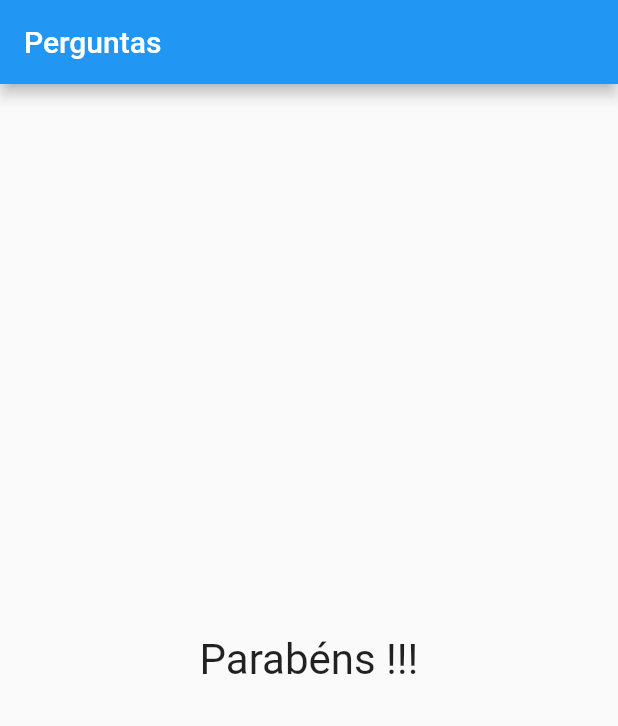
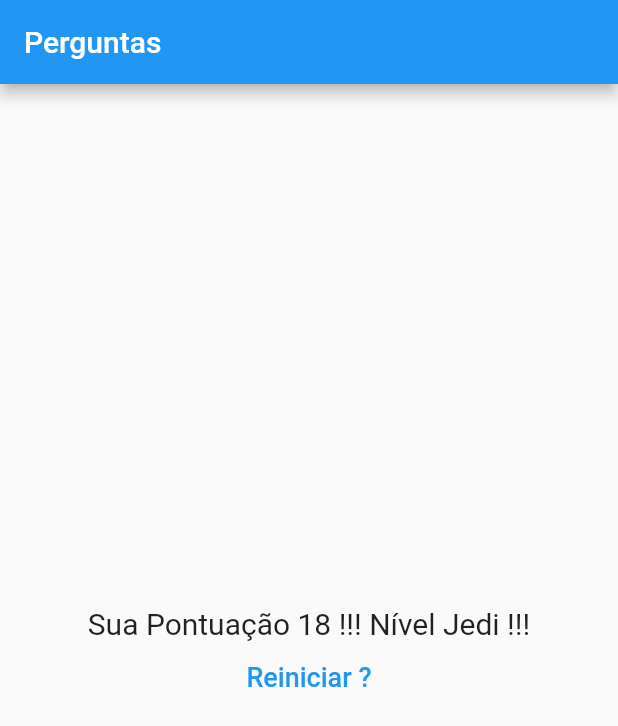
Before and after one commit to amedes-junior/projeto_perguntas, a Flutter app: the screen it shows after launch, after a tap on "Preto", after a tap on "Cobra", after a tap on "João", on a phone screen of 412 x 824 dp. Shown: the top 726 px of the screen. Run offline on Flutter 3.47's test engine with Material 2 defaults, Android fonts, the phone set to English and light mode, and no system bars.

```diff
--- a/lib/main.dart
+++ b/lib/main.dart
@@ -6,42 +6,53 @@ main() => runApp(PerguntaApp());
 
 class _PerguntaAppState extends State<PerguntaApp> {
   var _perguntaSelecionada = 0;
+  var _pontuacaoTotal = 0;
+
+  void _reiniciarQuestionario() {
+    setState(() {
+      _perguntaSelecionada = 0;
+      _pontuacaoTotal = 0;
+    });
+  }
+
   final _perguntas = const [
     {
       'texto': 'Qual é a sua cor favorita?',
       'respostas': [
-        {'texto': 'Preto', 'nota': 10},
-        {'texto': 'Vermelho', 'nota': 5},
-        {'texto': 'Verde', 'nota': 3},
-        {'texto': 'Branco', 'nota': 1},
+        {'texto': 'Preto', 'pontuacao': 10},
+        {'texto': 'Vermelho', 'pontuacao': 5},
+        {'texto': 'Verde', 'pontuacao': 3},
+        {'texto': 'Branco', 'pontuacao': 1},
       ],
     },
     {
       'texto': 'Qual é o seu animal favorito?',
       'respostas': [
-        {'texto': 'Coelho', 'nota': 10},
-        {'texto': 'Cobra', 'nota': 5},
-        {'texto': 'Elefante', 'nota': 3},
-        {'texto': 'Leão', 'nota': 1},
+        {'texto': 'Coelho', 'pontuacao': 10},
+        {'texto': 'Cobra', 'pontuacao': 5},
+        {'texto': 'Elefante', 'pontuacao': 3},
+        {'texto': 'Leão', 'pontuacao': 1},
       ],
     },
     {
       'texto': 'Qual é o seu instrutor favorito?',
       'respostas': [
-        {'texto': 'Leo', 'nota': 10},
-        {'texto': 'Maria', 'nota': 5},
-        {'texto': 'João', 'nota': 3},
-        {'texto': 'Pedro', 'nota': 1},
+        {'texto': 'Leo', 'pontuacao': 10},
+        {'texto': 'Maria', 'pontuacao': 5},
+        {'texto': 'João', 'pontuacao': 3},
+        {'texto': 'Pedro', 'pontuacao': 1},
       ],
     }
   ];
 
-  void _responder() {
+  void _responder(int pontuacao) {
     if (temPerguntaSelecionada) {
       setState(() {
         _perguntaSelecionada++;
+        _pontuacaoTotal += pontuacao;
       });
     }
+    print(_pontuacaoTotal);
   }
 
   bool get temPerguntaSelecionada {
@@ -61,7 +72,7 @@ class _PerguntaAppState extends State<PerguntaApp> {
                 perguntaSelecionada: _perguntaSelecionada,
                 quantoResponder: _responder,
               )
-            : Resultado(),
+            : Resultado(_pontuacaoTotal, _reiniciarQuestionario),
       ),
     );
   }
--- a/lib/questionario.dart
+++ b/lib/questionario.dart
@@ -5,7 +5,7 @@ import './resposta.dart';
 class Questionario extends StatelessWidget {
   final List<Map<String, Object>> perguntas;
   final int perguntaSelecionada;
-  final void Function() quantoResponder;
+  final void Function(int) quantoResponder;
 
   Questionario({
     @required this.perguntas,
@@ -26,9 +26,10 @@ class Questionario extends StatelessWidget {
     return Column(
       children: <Widget>[
         Questao(perguntas[perguntaSelecionada]['texto']),
-        ...respostas
-            .map((resp) => Resposta(resp['texto'], quantoResponder))
-            .toList(),
+        ...respostas.map((resp) {
+          return Resposta(
+              resp['texto'], () => quantoResponder(resp['pontuacao']));
+        }).toList(),
       ],
     );
   }
--- a/lib/resultado.dart
+++ b/lib/resultado.dart
@@ -1,10 +1,42 @@
 import 'package:flutter/material.dart';
 
 class Resultado extends StatelessWidget {
+  final int pontuacao;
+  final void Function() quandoReiniciarQuestionario;
+
+  Resultado(this.pontuacao, this.quandoReiniciarQuestionario);
+
+  String get fraseResultado {
+    String msg = "Sua Pontuação $pontuacao !!!";
+
+    if (pontuacao < 8) {
+      return '$msg Parabéns!';
+    } else if (pontuacao < 12) {
+      return '$msg Você é bom !';
+    } else if (pontuacao < 16) {
+      return '$msg Impressionante !';
+    } else {
+      return '$msg Nível Jedi !!!';
+    }
+  }
+
   @override
   Widget build(BuildContext context) {
-    return Center(
-      child: Text('Parabéns !!!', style: TextStyle(fontSize: 28)),
+    return Column(
+      mainAxisAlignment: MainAxisAlignment.center,
+      children: [
+        Center(
+          child: Text(fraseResultado, style: TextStyle(fontSize: 20)),
+        ),
+        FlatButton(
+          child: Text(
+            'Reiniciar ?',
+            style: TextStyle(fontSize: 18),
+          ),
+          textColor: Colors.blue,
+          onPressed: quandoReiniciarQuestionario,
+        )
+      ],
     );
   }
 }
```
Also changed, not shown: 2 other files.
